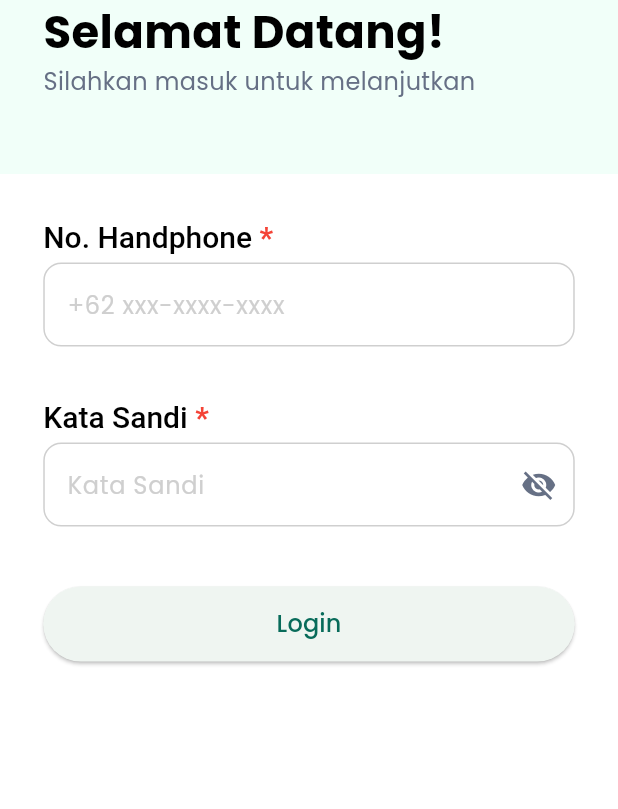
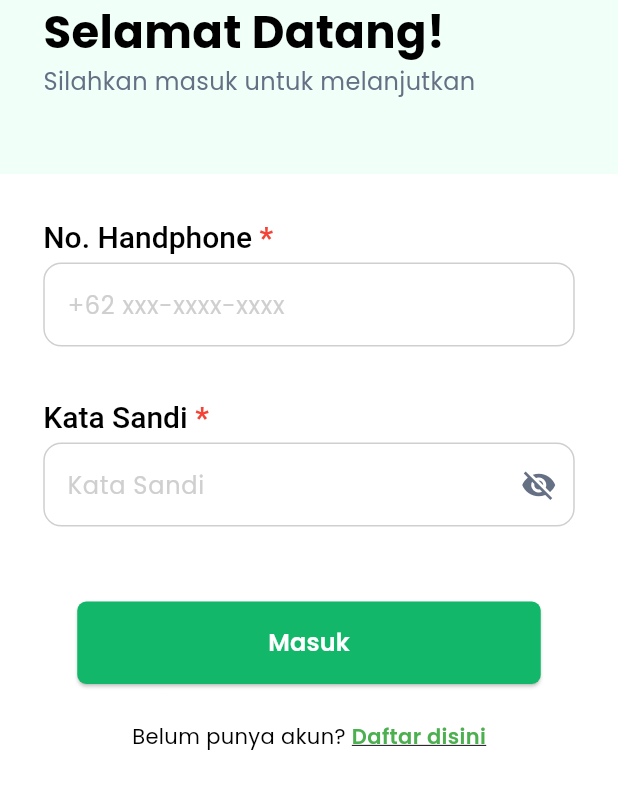
Before and after one commit to athaabiyyu/koperasi_rsb, a Flutter app: the screen it shows after launch, on a phone screen of 412 x 824 dp, the part 135-944 px from its top. Run offline on Flutter 3.47's test engine with Material 3 defaults, Android fonts, the phone set to English and light mode, and no system bars; our stand-ins replace google_fonts.

Commit message:
creating green button for widgets global and implement to login screen

```diff
--- a/lib/login/view/login.dart
+++ b/lib/login/view/login.dart
@@ -1,7 +1,8 @@
 import 'package:flutter/material.dart';
-import 'package:koperasi_rsb/widgets-global/colors.dart';
 import 'package:koperasi_rsb/widgets-global/card-login-regis.dart';
 import 'package:koperasi_rsb/widgets-global/textFormField.dart';
+import 'package:koperasi_rsb/widgets-global/green-button.dart';
+
 class LoginScreen extends StatefulWidget {
   @override
   State<LoginScreen> createState() => _LoginScreenState();
@@ -41,7 +42,6 @@ class _LoginScreenState extends State<LoginScreen> {
                   child: Column(
                     children: [
                       const SizedBox(height: 30),
-
                       CustomTextFormField(
                         label: "No. Handphone",
                         hint: "+62 xxx-xxxx-xxxx",
@@ -55,9 +55,7 @@ class _LoginScreenState extends State<LoginScreen> {
                           return null;
                         },
                       ),
-
                       const SizedBox(height: 35),
-
                       CustomTextFormField(
                         label: "Kata Sandi",
                         hint: "Kata Sandi",
@@ -71,26 +69,49 @@ class _LoginScreenState extends State<LoginScreen> {
                           return null;
                         },
                       ),
-
-                      const SizedBox(height: 40),
-
+                      const SizedBox(height: 50),
                       SizedBox(
-                        width: double.infinity,
-                        height: 50,
-                        child: ElevatedButton(
+                        width: _deviceWidth * 0.75,
+                        height: 55,
+                        child: CustomButton(
+                          text: "Masuk",
                           onPressed: () {
                             if (_formKey.currentState!.validate()) {
                               print("Form valid, lanjut login");
                             }
                           },
-                          child: const Text(
-                            "Login",
-                            style: TextStyle(fontSize: 16),
-                          ),
                         ),
                       ),
 
-                      SizedBox(height: _deviceHeight), // Bottom spacing
+                      const SizedBox(height: 25),
+
+                      Row(
+                        mainAxisAlignment: MainAxisAlignment.center,
+                        children: [
+                          const Text(
+                            'Belum punya akun? ',
+                            style: TextStyle(
+                              fontSize: 14,
+                              color: Colors.black,
+                            ),
+                          ),
+                          GestureDetector(
+                            onTap: () {},
+                            child: const Text(
+                              'Daftar disini',
+                              style: TextStyle(
+                                fontSize: 14,
+                                color: Colors.green, // warna hijau
+                                decoration:
+                                    TextDecoration.underline, // garis bawah
+                                fontWeight: FontWeight.w600,
+                              ),
+                            ),
+                          ),
+                        ],
+                      ),
+
+                      SizedBox(height: _deviceHeight),
                     ],
                   ),
                 ),
--- a/lib/widgets-global/colors.dart
+++ b/lib/widgets-global/colors.dart
@@ -5,3 +5,4 @@ const Color lightGreen = Color(0xFFF1FFF9);
 const Color black = Color(0xFF000000);
 const Color grayFont = Color(0xFF667085);
 const Color strokeGray = Color(0xFFCFCFCF);
+const Color darkGreen = Color(0xFF12B76A);
--- a/lib/widgets-global/green-button.dart
+++ b/lib/widgets-global/green-button.dart
@@ -1 +1,43 @@
 import "package:flutter/material.dart";
+import 'package:google_fonts/google_fonts.dart';
+import 'package:koperasi_rsb/widgets-global/colors.dart';
+
+class CustomButton extends StatelessWidget {
+  final String text;
+  final VoidCallback onPressed;
+  final Color color;
+  final Color textColor;
+  final double radius;
+
+  const CustomButton({
+    Key? key,
+    required this.text,
+    required this.onPressed,
+    this.color = darkGreen,
+    this.textColor = Colors.white,
+    this.radius = 6.0,
+  }) : super(key: key);
+
+  @override
+  Widget build(BuildContext context) {
+    return SizedBox(
+      child: ElevatedButton(
+        style: ElevatedButton.styleFrom(
+          backgroundColor: color,
+          shape: RoundedRectangleBorder(
+            borderRadius: BorderRadius.circular(radius),
+          ),
+        ),
+        onPressed: onPressed,
+        child: Text(
+          text,
+          style: GoogleFonts.poppins(
+            fontSize: 16,
+            fontWeight: FontWeight.w600,
+            color: textColor,
+          ),
+        ),
+      ),
+    );
+  }
+}
```
